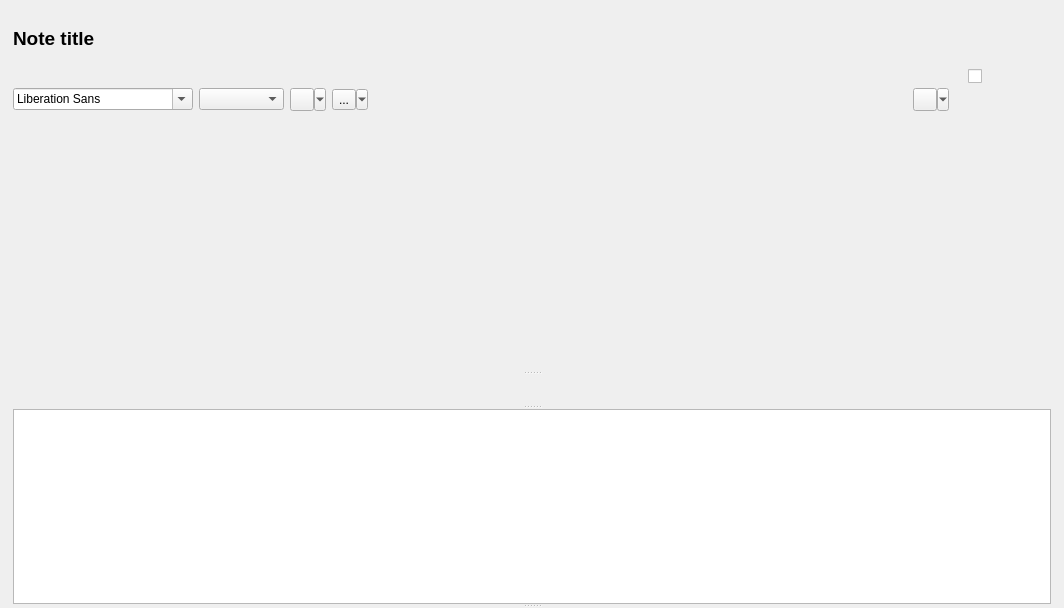
Above: quentier/src/widgets/NoteEditorWidget.ui from d1vanov/quentier before the change. Below: the same form after it.
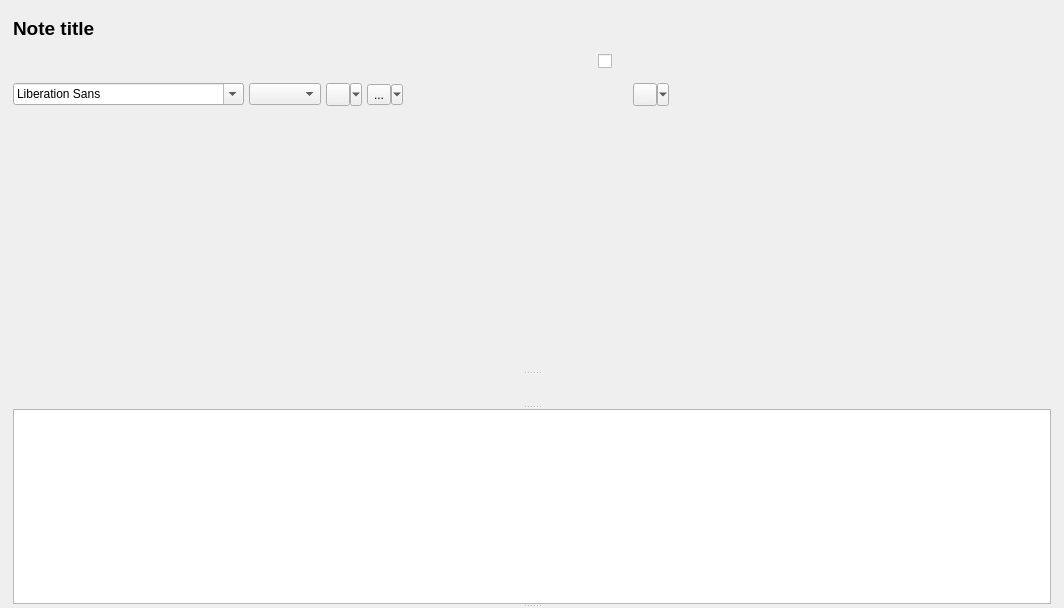
That is the form after the change. Icons and pictures are not drawn. Custom widgets are drawn as their Qt base class.

Commit message: Issue #85: correct the layout of buttons on the note editor's toolbar

Diff of the .ui file:
```diff
--- a/quentier/src/widgets/NoteEditorWidget.ui
+++ b/quentier/src/widgets/NoteEditorWidget.ui
@@ -94,7 +94,16 @@
            </layout>
           </item>
           <item>
-           <layout class="QHBoxLayout" name="buttonsUpperSubPaneHorizontalLayout" stretch="2,2,2,2,2,2,2,2,2,2,2,2,2,2,2">
+           <layout class="QHBoxLayout" name="buttonsUpperSubPaneHorizontalLayout">
+            <property name="spacing">
+             <number>5</number>
+            </property>
+            <property name="topMargin">
+             <number>5</number>
+            </property>
+            <property name="bottomMargin">
+             <number>5</number>
+            </property>
             <item>
              <widget class="QPushButton" name="undoPushButton">
               <property name="toolTip">
@@ -325,7 +334,7 @@
               </property>
               <property name="sizeHint" stdset="0">
                <size>
-                <width>40</width>
+                <width>80</width>
                 <height>20</height>
                </size>
               </property>
@@ -334,9 +343,15 @@
            </layout>
           </item>
           <item>
-           <layout class="QHBoxLayout" name="buttonsLowerSubPaneHorizontalLayout" stretch="2,2,2,2,2,2,2,2,2,2,2">
+           <layout class="QHBoxLayout" name="buttonsLowerSubPaneHorizontalLayout">
             <property name="spacing">
-             <number>6</number>
+             <number>5</number>
+            </property>
+            <property name="topMargin">
+             <number>5</number>
+            </property>
+            <property name="bottomMargin">
+             <number>5</number>
             </property>
             <item>
              <widget class="QFontComboBox" name="fontComboBox">
```
